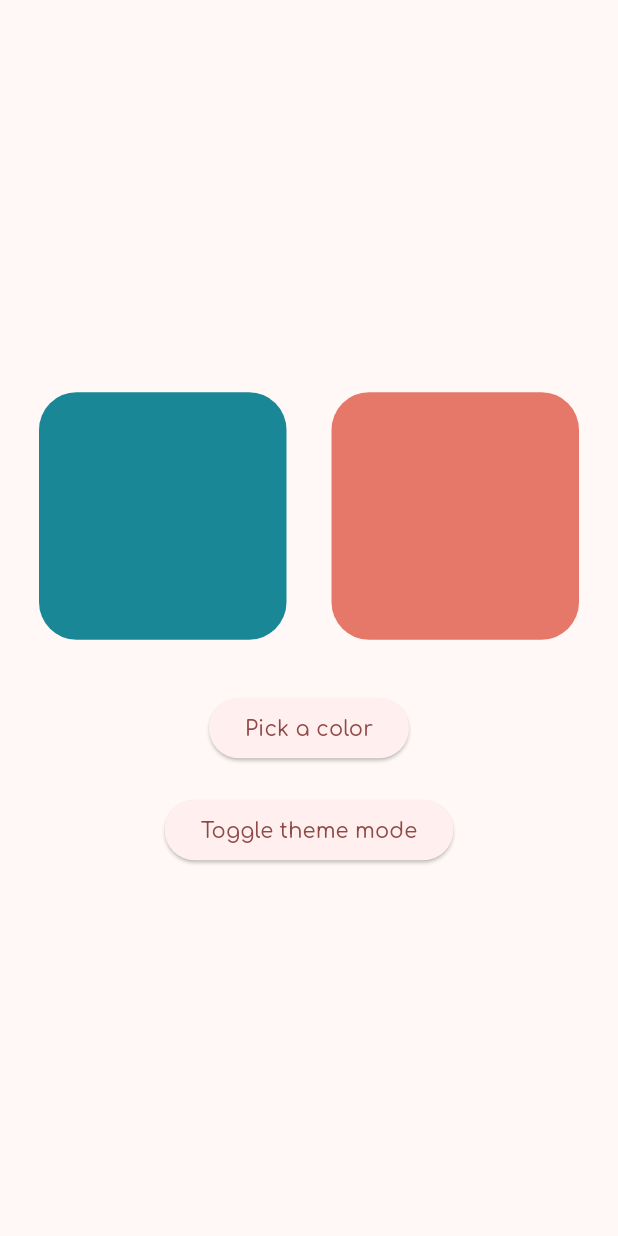
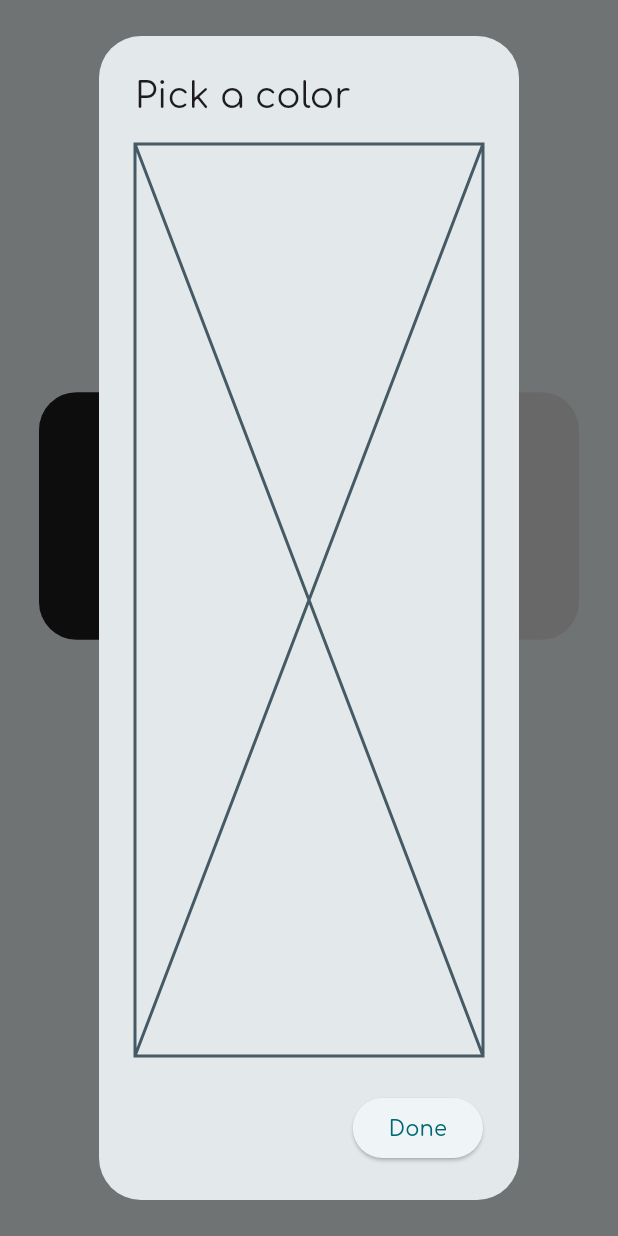
Before and after one commit to lsdarhk/unnamed_color_picker, a Flutter app: the screen it shows after launch, after a tap on "Pick a color", on a phone screen of 412 x 824 dp. Run offline on Flutter 3.47's test engine with Material 3 defaults, Android fonts, the phone set to English and light mode, and no system bars; our stand-ins replace google_fonts.

Commit message:
added global_variables.dart and pub get flutter_colorpicker

```diff
--- /dev/null
+++ b/lib/global_variables.dart
@@ -0,0 +1,9 @@
+import 'package:flutter/material.dart';
+import 'dart:math';
+
+class GlobalVariables {
+  int r = Random().nextInt(256);
+  int g = Random().nextInt(256);
+  int b = Random().nextInt(256);
+  late Color randomRGB = Color.fromRGBO(r, g, b, 1.0);
+}
--- a/lib/pages/homepage.dart
+++ b/lib/pages/homepage.dart
@@ -2,6 +2,7 @@ import 'package:flutter/material.dart';
 import 'package:provider/provider.dart';
 import 'package:unnamed_color_picker/components/palette_containers.dart';
 import 'package:unnamed_color_picker/providers/theme_provider.dart';
+import 'package:unnamed_color_picker/global_variables.dart';
 
 class Homepage extends StatefulWidget {
   const Homepage({super.key});
@@ -14,16 +15,32 @@ class _HomepageState extends State<Homepage> {
   @override
   Widget build(BuildContext context) {
     final themeProvider = Provider.of<ThemeProvider>(context);
+    //ColorScheme colorScheme = Theme.of(context).colorScheme;
+    GlobalVariables gv = GlobalVariables();
     return Scaffold(
       body: Column(
         mainAxisAlignment: MainAxisAlignment.center,
         children: <Widget>[
-          paletteContainers(25, 135, 150),
+          paletteContainers(gv.r, gv.g, gv.b),
           const SizedBox(
             height: 20,
           ),
           ElevatedButton(
-            onPressed: () {},
+            onPressed: () => showDialog(
+              context: context,
+              builder: (context) => AlertDialog(
+                title: const Text(
+                  'Pick a color',
+                ),
+                content: const Placeholder(),
+                actions: <Widget>[
+                  ElevatedButton(
+                    onPressed: () => Navigator.of(context).pop(),
+                    child: const Text('Done'),
+                  )
+                ],
+              ),
+            ),
             child: const Text('Pick a color'),
           ),
           const SizedBox(
--- a/lib/providers/theme_provider.dart
+++ b/lib/providers/theme_provider.dart
@@ -3,14 +3,16 @@ import 'package:flutter/material.dart';
 class ThemeProvider extends ChangeNotifier {
   ThemeMode _theme = ThemeMode.system;
   ThemeMode get theme => _theme;
-
+  final systemBrightness =
+      WidgetsBinding.instance.platformDispatcher.platformBrightness;
   void toggleTheme() {
-    if (_theme == ThemeMode.light) {
+    bool isDark =
+        systemBrightness == Brightness.dark || _theme == ThemeMode.dark;
+    if (isDark) {
+      _theme = ThemeMode.light;
+    } else {
       _theme = ThemeMode.dark;
-
-    } else {
-      _theme = ThemeMode.light;
     }
     notifyListeners();
   }
-}//theme switcher
+} //theme switcher using ThemeMode
--- a/lib/themes.dart
+++ b/lib/themes.dart
@@ -1,17 +1,18 @@
 import 'package:flutter/material.dart';
 import 'package:google_fonts/google_fonts.dart';
+import 'package:unnamed_color_picker/global_variables.dart';
 
-Color color = Colors.redAccent.shade200;
 TextTheme textTheme = GoogleFonts.comfortaaTextTheme();
+GlobalVariables gv = GlobalVariables();
 
 class Themes {
   static ThemeData lightTheme = ThemeData(
-    colorSchemeSeed: color,
+    colorSchemeSeed: gv.randomRGB,
     textTheme: textTheme,
   );
   static ThemeData darkTheme = ThemeData(
     brightness: Brightness.dark,
-    colorSchemeSeed: color,
+    colorSchemeSeed: gv.randomRGB,
     textTheme: textTheme,
   );
 }
--- a/pubspec.yaml
+++ b/pubspec.yaml
@@ -37,6 +37,7 @@ dependencies:
   cupertino_icons: ^1.0.6
   google_fonts: ^6.2.1
   provider: ^6.1.2
+  flutter_colorpicker: ^1.1.0
 
 dev_dependencies:
   flutter_test:
```
Also changed, not shown: pubspec.lock.
